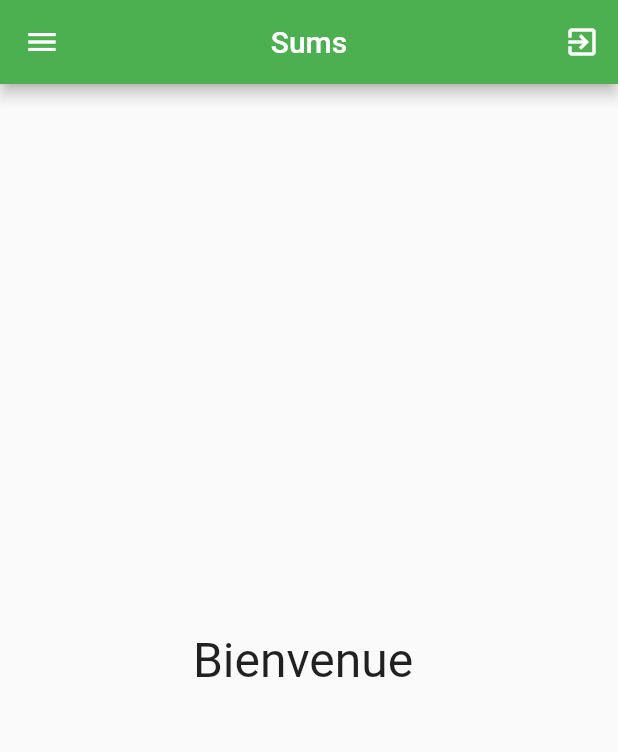
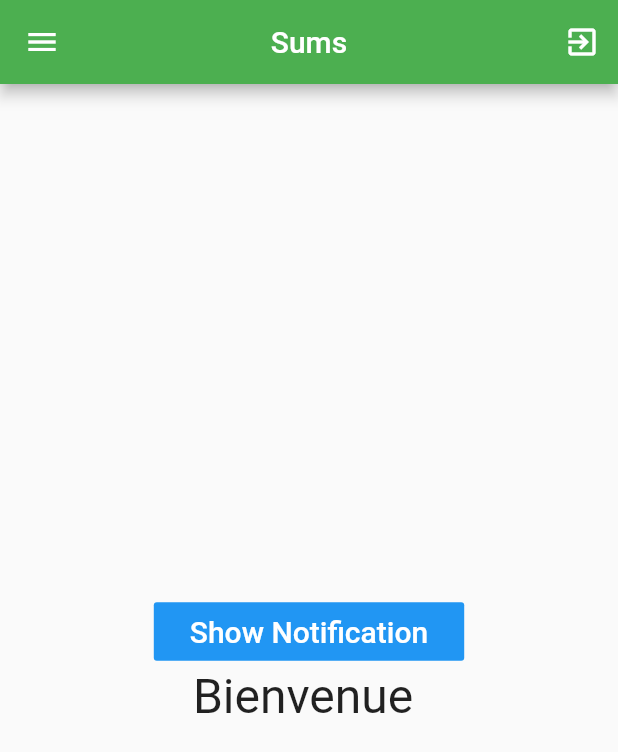
Before and after one commit to Sums-shadow/flutter_projects, a Flutter app: the Home screen opened directly, on a phone screen of 412 x 824 dp. Shown: the top 752 px of the screen. Run offline on Flutter 3.47's test engine with Material 2 defaults, Android fonts, the phone set to English and light mode, and no system bars; our stand-ins replace avatar_glow, cached_network_image, cloud_firestore, confetti, firebase_auth, firebase_core and 11 more; missing offline and left inert: firebase_image, highlight_text, simple_url_preview; accounts and stored records are empty.

Commit message:
ajout de la classe notification et de readme.md pour les regles a suivre pour les notifications

```diff
--- /dev/null
+++ b/lib/custom_notification.dart
@@ -0,0 +1,39 @@
+import 'package:flutter/material.dart';
+import 'package:flutter_local_notifications/flutter_local_notifications.dart';
+
+class SumsNotification{
+String titre, contenu;
+
+
+ static FlutterLocalNotificationsPlugin flutterLocalNotificationsPlugin =
+      FlutterLocalNotificationsPlugin();
+
+  void init(){
+    var initializationSettingsAndroid =
+        AndroidInitializationSettings('@mipmap/ic_launcher');
+    var initializationSettingsIOs = IOSInitializationSettings();
+    var initSetttings = InitializationSettings(
+        initializationSettingsAndroid, initializationSettingsIOs);
+
+    flutterLocalNotificationsPlugin.initialize(initSetttings,
+        onSelectNotification: onSelectNotification);
+  }
+   Future onSelectNotification(String payload) {
+    print(payload);
+    // Navigator.of(context).push(MaterialPageRoute(builder: (_) {
+    //   return NewScreen(
+    //     payload: payload,
+    //   );
+    // }));
+  }
+ static showNotification(titre, contenu) async {
+    var android = new AndroidNotificationDetails(
+        'id', 'channel ', 'description',
+        priority: Priority.High, importance: Importance.Max);
+    var iOS = new IOSNotificationDetails();
+    var platform = new NotificationDetails(android, iOS);
+    await flutterLocalNotificationsPlugin.show(
+        0, titre, contenu, platform,
+        payload: 'Welcome to the Local Notification demo ');
+  }
+}
--- a/lib/home.dart
+++ b/lib/home.dart
@@ -1,12 +1,13 @@
+import 'package:flutter/cupertino.dart';
 import 'package:flutter/material.dart';
 import 'package:shared_preferences/shared_preferences.dart';
 import 'package:sums/admin/admin_home.dart';
 import 'package:sums/api/homeapi.dart';
-import 'package:sums/constant.dart';
-import 'package:sums/ecommerce/ecommerce.dart';
+import 'package:sums/custom_notification.dart';
 import 'package:sums/ecommerce/home_ecom.dart';
 import 'package:sums/localisation/home_localisation.dart';
 import 'package:sums/login.dart';
+import 'package:sums/notification/notification.dart';
 import 'package:sums/other/confitti.dart';
 import 'package:sums/quiz/home_quiz.dart';
 import 'package:firebase_auth/firebase_auth.dart';
@@ -25,6 +26,9 @@ class _HomeState extends State<Home> {
   String user;
   SharedPreferences preferences;
   String message = "Bienvenue";
+
+
+
   init() async {
     preferences = await SharedPreferences.getInstance();
     setState(() {
@@ -40,30 +44,45 @@ class _HomeState extends State<Home> {
   void initState() {
     init();
 
-    // TODO: implement initState
     super.initState();
   }
 
+
   @override
   Widget build(BuildContext context) {
+
     return Scaffold(
-        appBar: AppBar(
-          title: Text("Sums"),
-          centerTitle: true,
-          actions: <Widget>[
-            IconButton(
-                icon: Icon(Icons.exit_to_app),
-                onPressed: () {
-                  auth.signOut();
-                  preferences.remove("uid");
-                  preferences.remove("email");
-                  preferences.remove("isLogin");
-                  Navigator.of(context).pushReplacement(
-                      new MaterialPageRoute(builder: (ctx) => new Login()));
-                })
+        appBar: MyAppBar(),
+        drawer:myDrawer(),
+          body: Column(
+          mainAxisAlignment: MainAxisAlignment.center,
+          children: [
+            FlatButton(
+              color: Colors.blue,
+              onPressed: ()async{
+                await SumsNotification.showNotification("Codex","un nouveau produit disponnible");
+              },
+              child: Padding(
+                padding: const EdgeInsets.all(8.0),
+                child: Text(
+                  "Show Notification",
+                  style: TextStyle(fontSize: 20.0, color: Colors.white),
+                ),
+              ),
+            ),
+            Center(
+              child: Text(
+                message,
+                style: TextStyle(fontSize: 32),
+              ),
+            ),
           ],
-        ),
-        drawer: Drawer(
+        ));
+  }
+
+
+  Widget myDrawer(){
+    return Drawer(
           child: ListView(
             children: <Widget>[
               ListTile(
@@ -137,14 +156,35 @@ class _HomeState extends State<Home> {
                       builder: (ctx) => new RTDB()));
                 },
               ),
+              ListTile(
+                title: Text("Notification"),
+                onTap: () {
+                  Navigator.of(context).push(new MaterialPageRoute(
+                      builder: (ctx) => new Notifications()));
+                },
+              ),
             ],
           ),
-        ),
-        body: Center(
-          child: Text(
-            message,
-            style: TextStyle(fontSize: 32),
-          ),
-        ));
+        );
+
+  }
+
+  Widget MyAppBar(){
+    return AppBar(
+          title: Text("Sums"),
+          centerTitle: true,
+          actions: <Widget>[
+            IconButton(
+                icon: Icon(Icons.exit_to_app),
+                onPressed: () {
+                  auth.signOut();
+                  preferences.remove("uid");
+                  preferences.remove("email");
+                  preferences.remove("isLogin");
+                  Navigator.of(context).pushReplacement(
+                      new MaterialPageRoute(builder: (ctx) => new Login()));
+                })
+          ],
+        );
   }
 }
--- a/lib/rtdb/rtdb.dart
+++ b/lib/rtdb/rtdb.dart
@@ -2,6 +2,7 @@ import 'package:firebase_core/firebase_core.dart';
 import 'package:firebase_database/ui/firebase_animated_list.dart';
 import 'package:flutter/material.dart';
 import 'package:firebase_database/firebase_database.dart';
+import 'package:sums/custom_notification.dart';
 
 class RTDB extends StatefulWidget {
   @override
@@ -22,9 +23,9 @@ class _RTDBState extends State<RTDB> {
     itemref.onChildChanged.listen(_childChanged);
 
   }
-_childAdded(Event e){
+_childAdded(Event e)async{
   print("child added ${e.snapshot}");
-
+  await SumsNotification.showNotification("Codex","${e.snapshot.value['nom']} disponnible");
 // items.add(Item.fromSnap(e.snapshot));
 }
 
--- a/pubspec.yaml
+++ b/pubspec.yaml
@@ -46,6 +46,7 @@ dependencies:
   flutter_tts: ^1.2.7
   flutter_spinkit: ^4.1.2+1
   confetti: ^0.5.4+1
+  flutter_local_notifications: any
   # The following adds the Cupertino Icons font to your application.
   # Use with the CupertinoIcons class for iOS style icons.
   cupertino_icons: ^0.1.3
```
Also changed, not shown: lib/notification/notification.dart (added, +169 -0 lines), pubspec.lock, 2 other files.
